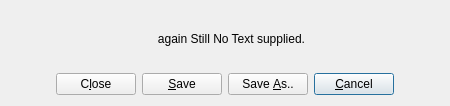
The window that librecad/src/ui/forms/qg_exitdialog.ui (LibreCAD/LibreCAD) describes before a commit, drawn with Qt 5.
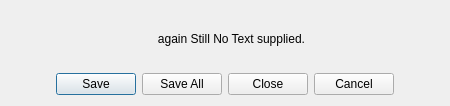
The same window after the commit.

Commit message: exitDialog: OK and Cancel unconsistant bug#3562692

The edit to the form file:
```diff
--- a/librecad/src/ui/forms/qg_exitdialog.ui
+++ b/librecad/src/ui/forms/qg_exitdialog.ui
@@ -32,82 +32,6 @@
    <property name="margin">
     <number>11</number>
    </property>
-   <item row="1" column="0" colspan="2">
-    <layout class="QHBoxLayout">
-     <item>
-      <spacer name="Horizontal Spacing2">
-       <property name="orientation">
-        <enum>Qt::Horizontal</enum>
-       </property>
-       <property name="sizeType">
-        <enum>QSizePolicy::Expanding</enum>
-       </property>
-       <property name="sizeHint" stdset="0">
-        <size>
-         <width>20</width>
-         <height>20</height>
-        </size>
-       </property>
-      </spacer>
-     </item>
-     <item>
-      <widget class="QPushButton" name="bLeave">
-       <property name="text">
-        <string>C&amp;lose</string>
-       </property>
-       <property name="autoDefault">
-        <bool>true</bool>
-       </property>
-       <property name="default">
-        <bool>false</bool>
-       </property>
-      </widget>
-     </item>
-     <item>
-      <widget class="QPushButton" name="bSave">
-       <property name="text">
-        <string>&amp;Save</string>
-       </property>
-      </widget>
-     </item>
-     <item>
-      <widget class="QPushButton" name="bSaveAs">
-       <property name="text">
-        <string>Save &amp;As..</string>
-       </property>
-      </widget>
-     </item>
-     <item>
-      <widget class="QPushButton" name="bCancel">
-       <property name="text">
-        <string>&amp;Cancel</string>
-       </property>
-       <property name="autoDefault">
-        <bool>true</bool>
-       </property>
-       <property name="default">
-        <bool>true</bool>
-       </property>
-      </widget>
-     </item>
-     <item>
-      <spacer name="spacer2">
-       <property name="orientation">
-        <enum>Qt::Horizontal</enum>
-       </property>
-       <property name="sizeType">
-        <enum>QSizePolicy::Expanding</enum>
-       </property>
-       <property name="sizeHint" stdset="0">
-        <size>
-         <width>20</width>
-         <height>20</height>
-        </size>
-       </property>
-      </spacer>
-     </item>
-    </layout>
-   </item>
    <item row="0" column="1">
     <widget class="QLabel" name="lQuestion">
      <property name="sizePolicy">
@@ -137,6 +61,16 @@
      </property>
     </widget>
    </item>
+   <item row="1" column="0" colspan="2">
+    <widget class="QDialogButtonBox" name="buttonBox">
+     <property name="standardButtons">
+      <set>QDialogButtonBox::Cancel|QDialogButtonBox::Close|QDialogButtonBox::Save|QDialogButtonBox::SaveAll</set>
+     </property>
+     <property name="centerButtons">
+      <bool>true</bool>
+     </property>
+    </widget>
+   </item>
   </layout>
  </widget>
  <layoutdefault spacing="6" margin="11"/>
```
Left out of the diff: 75 changed lines with no effect on the pictures. The commit also changes 2 other files.
